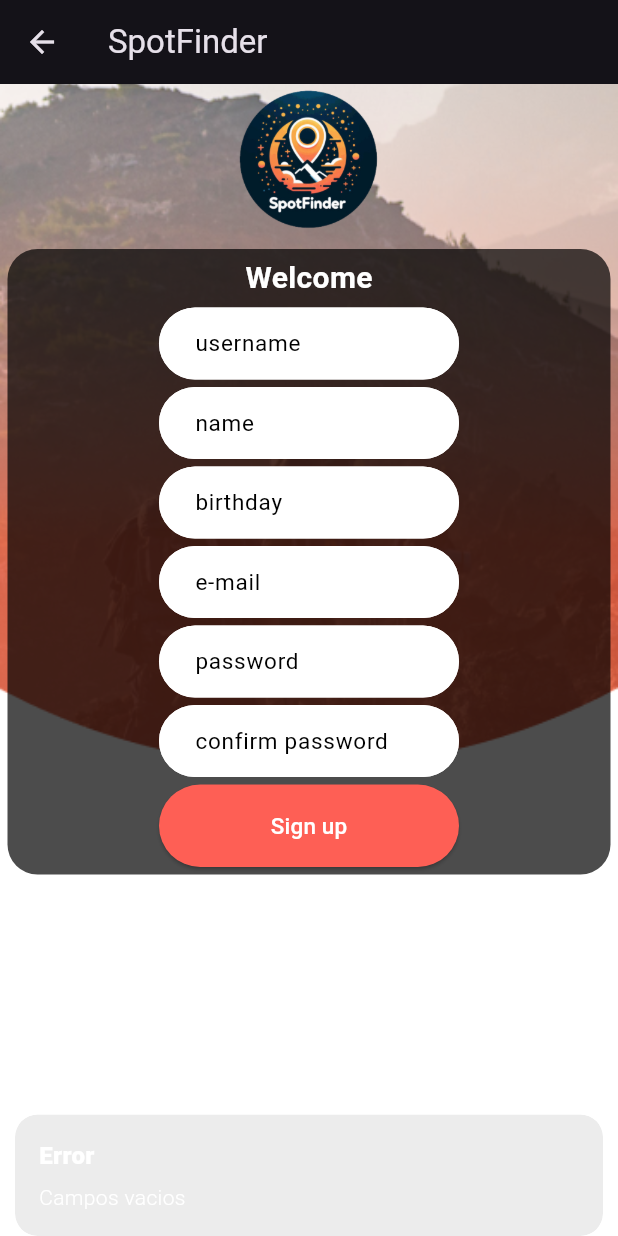
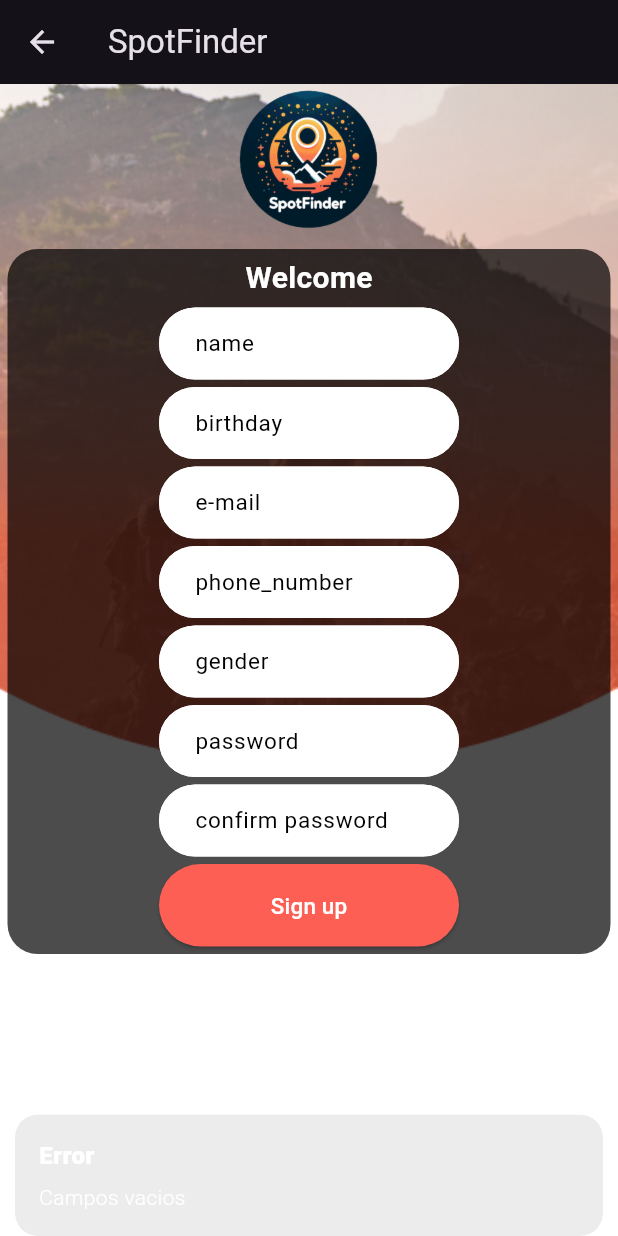
Before and after one commit to borjafernandez35/ea_g2_proyecto_fronted, a Flutter app: the RegisterScreen screen opened directly, after a tap on "Sign up", on a phone screen of 412 x 824 dp. Run offline on Flutter 3.47's test engine with Material 3 defaults, Android fonts, the light colour scheme and no system bars; our stand-ins replace dio, get, get_storage, google_nav_bar, line_icons, socket_io_client; accounts and stored records are empty.

Commit message:
cambios en register

```diff
--- a/lib/Models/UserModel.dart
+++ b/lib/Models/UserModel.dart
@@ -1,21 +1,30 @@
-// ignore: file_names
+import 'package:spotfinder/Models/ActivityModel.dart';
+
 class User {
+  final String? id;
   final String name;
   final String email;
   final String phone_number;
   final String gender;
-  final bool active;
+  final String? birthday;
+  final List<Activity>? activities;
+  final List<String>? listActivities;
+  final List<String>? comments;
+  final bool? active;
   final String password;
 
-
   User({
+    this.id,
     required this.name,
     required this.email,
     required this.phone_number,
     required this.gender,
-    required this.active,
+    this.active,
     required this.password,
-
+    this.birthday,
+    this.activities,
+    this.listActivities,
+    this.comments,
   });
 
   Map<String, dynamic> toJson() {
@@ -26,7 +35,29 @@ class User {
       'gender': gender,
       'active': active,
       'password': password,
-
+      'birthday': birthday,
     };
   }
+
+  factory User.fromJson(Map<String, dynamic> json) {
+    return User(
+      id: json['_id'],
+      name: json['name'],
+      email: json['email'],
+      phone_number: json['phone_number'],
+      gender: json['gender'],
+      active: json['active'],
+      password: json['password'],
+      birthday: json['birthday'],
+      activities: (json['activities'] as List<dynamic>)
+          .map((activityJson) => Activity.fromJson(activityJson))
+          .toList(),
+      listActivities: (json['listActivities'] as List<dynamic>)
+          .map((activity) => activity.toString())
+          .toList(),
+      comments: (json['comments'] as List<dynamic>)
+          .map((comment) => comment.toString())
+          .toList(),
+    );
+  }
 }
--- a/lib/Screens/login_screen.dart
+++ b/lib/Screens/login_screen.dart
@@ -122,7 +122,7 @@ class Controller extends GetxController {
         );
         userService.logIn(logIn).then((statusCode) {
           // La solicitud se completó exitosamente, puedes realizar acciones adicionales si es necesario
-          print('Usuario creado exitosamente');
+          print('Usuario logeado exitosamente');
           Get.to(() => HomePage());
         }).catchError((error) {
           // Manejar errores de solicitud HTTP
--- a/lib/Screens/register_screen.dart
+++ b/lib/Screens/register_screen.dart
@@ -1,5 +1,6 @@
 import 'package:flutter/foundation.dart';
 import 'package:flutter/material.dart';
+import 'package:spotfinder/Models/UserModel.dart';
 import 'package:spotfinder/Screens/login_screen.dart';
 import 'package:spotfinder/Widgets/button_sign_up.dart';
 import 'package:spotfinder/Widgets/paramTextBox_sign_up.dart';
@@ -17,7 +18,7 @@ class RegisterScreen extends StatefulWidget {
 }
 
 class _RegisterScreen extends State<RegisterScreen> {
-  final Controller controller = Get.put(Controller());
+  final RegisterController controller = Get.put(RegisterController());
 
   @override
   void initState(){
@@ -69,8 +70,8 @@ class _RegisterScreen extends State<RegisterScreen> {
                         color: Colors.white,
                       ),
                     ),
-                    const SizedBox(height: 5),
-                    ParamTextBox(controller: controller.usernameController, text:'username'),
+                    // const SizedBox(height: 5),
+                    // ParamTextBox(controller: controller.usernameController, text:'username'),
                     const SizedBox(height: 5),
                     ParamTextBox(controller: controller.nameController, text: 'name'),
                     const SizedBox(height: 5),
@@ -78,11 +79,15 @@ class _RegisterScreen extends State<RegisterScreen> {
                     const SizedBox(height: 5),
                     ParamTextBox(controller: controller.mailController, text: 'e-mail'),
                     const SizedBox(height: 5),
+                    ParamTextBox(controller: controller.phoneController, text: 'phone_number'),
+                    const SizedBox(height: 5),
+                    ParamTextBox(controller: controller.genderController, text: 'gender'),
+                    const SizedBox(height: 5),
                     ParamTextBox(controller: controller.contrasenaController, text: 'password'),
                     const SizedBox(height: 5),
                     ParamTextBox(controller: controller.confirmcontrasenaController, text: 'confirm password'),
                     const SizedBox(height: 5),
-                    SignUpButton(onPressed: () => controller.logIn(), text: 'Sign up')
+                    SignUpButton(onPressed: () => controller.signUp(), text: 'Sign up')
                   ],
                 ),
               ),
@@ -94,8 +99,9 @@ class _RegisterScreen extends State<RegisterScreen> {
   }
 }
 
-class Controller extends GetxController {
-  final TextEditingController usernameController = TextEditingController();
+class RegisterController extends GetxController {
+  final TextEditingController phoneController = TextEditingController();
+  final TextEditingController genderController = TextEditingController();
   final TextEditingController nameController = TextEditingController();
   final TextEditingController birthdayController = TextEditingController();
   final TextEditingController contrasenaController = TextEditingController();
@@ -105,7 +111,7 @@ class Controller extends GetxController {
   bool invalid = false;
   bool parameters = false;
 
-  void logIn() {
+  void signUp() {
     if(contrasenaController.text.isEmpty || mailController.text.isEmpty){
       Get.snackbar(
         'Error',
@@ -115,11 +121,15 @@ class Controller extends GetxController {
     }
     else{
       if(GetUtils.isEmail(mailController.text)==true){
-        final logIn = (
-          email: mailController.text,
-          password: contrasenaController.text,
+        User newUser = User(
+        name: nameController.text,
+        email: mailController.text,
+        password: contrasenaController.text,
+        birthday: birthdayController.text,
+        phone_number: phoneController.text,
+        gender: genderController.text,
         );
-        userService.logIn(logIn).then((statusCode) {
+        userService.createUser(newUser).then((statusCode) {
           // La solicitud se completó exitosamente, puedes realizar acciones adicionales si es necesario
           print('Usuario creado exitosamente');
           Get.to(() => const LoginScreen());
@@ -131,7 +141,7 @@ class Controller extends GetxController {
             snackPosition: SnackPosition.BOTTOM,
           );
           if (kDebugMode) {
-            print('Error al enviar log in al backend: $error');
+            print('Error al enviar create in al backend: $error');
           }
         });
       }
--- a/lib/Services/UserService.dart
+++ b/lib/Services/UserService.dart
@@ -18,17 +18,15 @@ class UserService {
   String? getToken(){
     final box = GetStorage();
     return box.read('token');
+
   }
   //Función createUser
   Future<int> createUser(User newUser)async{
     print('createUser');
     print('try');
-    //Aquí llamamos a la función request
-    print('request');
     // Utilizar Dio para enviar la solicitud POST a http://127.0.0.1:3000/users
     Response response = await dio.post('$baseUrl/user', data: newUser.toJson());
     //En response guardamos lo que recibimos como respuesta
-    //Printeamos los datos recibidos
 
     data = response.data.toString();
     print('Data: $data');
@@ -110,7 +108,7 @@ class UserService {
     statusCode = response.statusCode;
     print('Status code: $statusCode');
 
-    if (statusCode == 200) {
+    if (statusCode == 201) {
       // Si el usuario se crea correctamente, retornamos el código 201
       saveToken(data);
       print('200');
--- a/lib/main.dart
+++ b/lib/main.dart
@@ -1,9 +1,12 @@
 import 'package:flutter/material.dart';
+import 'package:get_storage/get_storage.dart';
 import 'package:spotfinder/Resources/pallete.dart';
 import 'package:spotfinder/Screens/title_screen.dart';
 import 'package:get/get.dart';
 
-void main() {
+void main() async {
+  WidgetsFlutterBinding.ensureInitialized(); // Asegúrate de que los widgets estén inicializados
+  await GetStorage.init(); // Espera la inicialización de GetStorage
   Get.put(GlobalController());
   runApp(const MyApp());
 }
```
